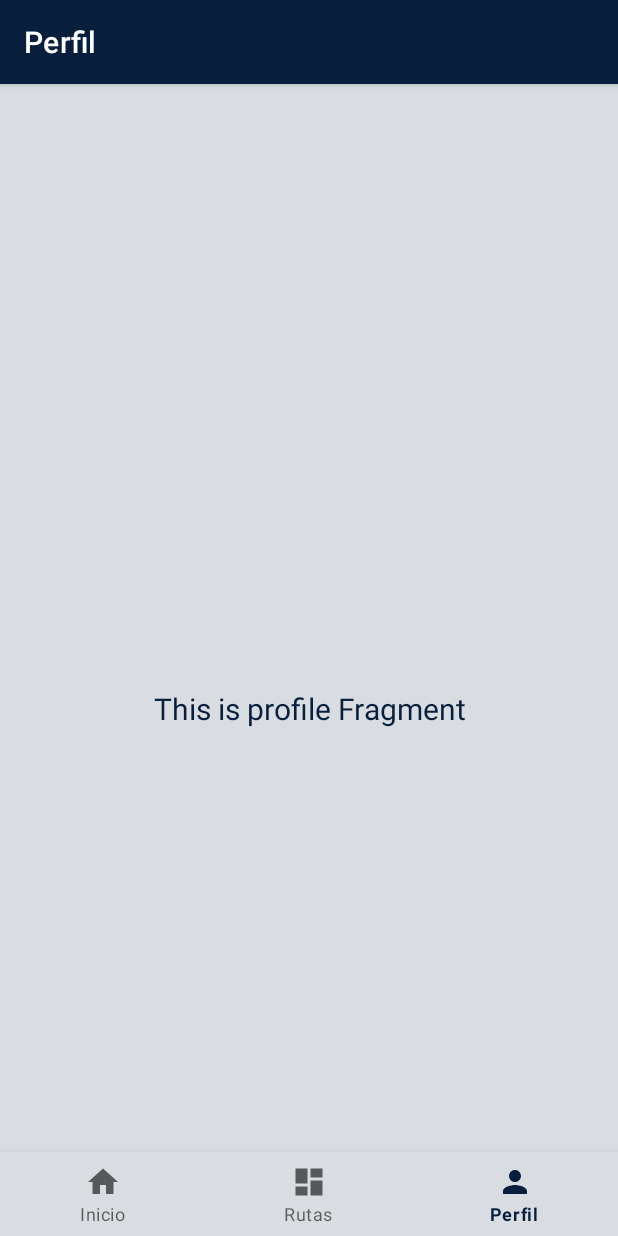
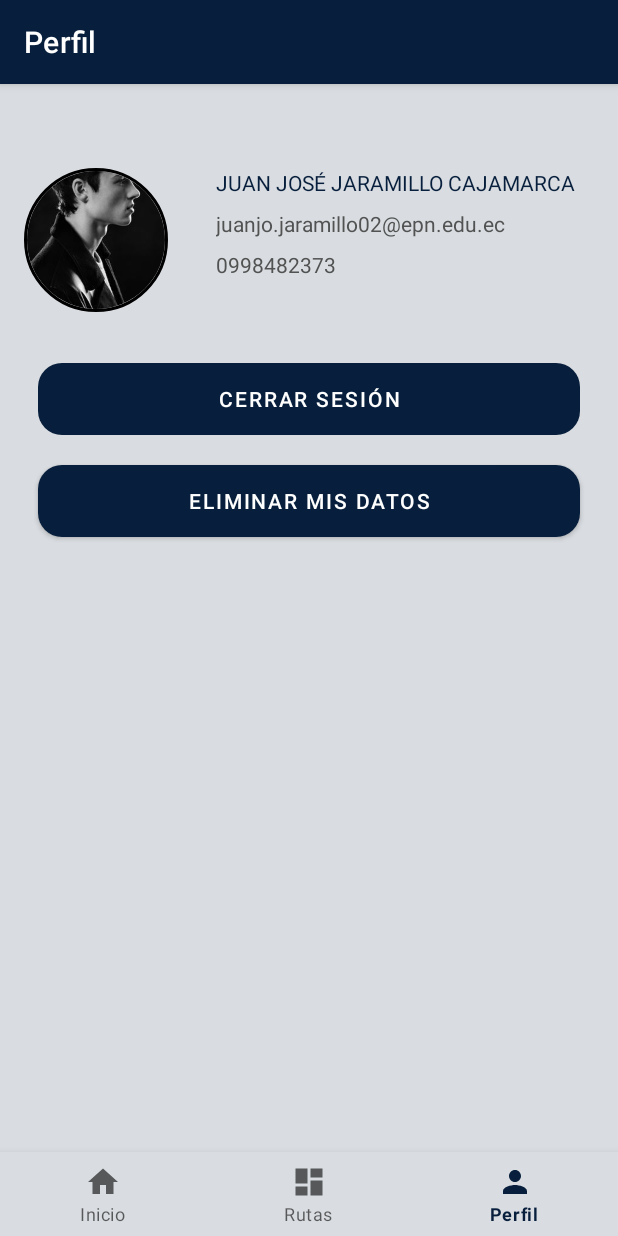
Before and after one commit to juanjodev02/Polimove, an Android app: the ProfileFragment screen opened through its navigation route, on a phone screen of 412 x 824 dp. Run offline under Robolectric (Android 15) with nearby library versions, the phone set to English and light mode, and no system bars; our stand-ins replace CircleImageView, navigation-ui.

Commit message:
Pantalla Profile Estudiante con Ruta reservada

```diff
--- a/app/src/main/java/com/example/polimove/ui/profile/ProfileFragment.kt
+++ b/app/src/main/java/com/example/polimove/ui/profile/ProfileFragment.kt
@@ -22,16 +22,27 @@ class ProfileFragment : Fragment() {
         container: ViewGroup?,
         savedInstanceState: Bundle?
     ): View {
-        val notificationsViewModel =
+        val profileViewModel =
             ViewModelProvider(this).get(ProfileViewModel::class.java)
 
         _binding = FragmentProfileBinding.inflate(inflater, container, false)
         val root: View = binding.root
 
-        val textView: TextView = binding.textNotifications
-        notificationsViewModel.text.observe(viewLifecycleOwner) {
-            textView.text = it
+        val textViewNomCompletoEst: TextView = binding.textViewNombreCompletoEst
+        profileViewModel.nombreCompletoEst.observe(viewLifecycleOwner) {
+            textViewNomCompletoEst.text = it
         }
+
+        val textViewCorreoEst: TextView = binding.textViewCorreoEst
+        profileViewModel.correoEst.observe(viewLifecycleOwner) {
+            textViewCorreoEst.text = it
+        }
+
+        val textViewCelularEst: TextView = binding.textViewCelularEst
+        profileViewModel.celularEst.observe(viewLifecycleOwner) {
+            textViewCelularEst.text = it
+        }
+
         return root
     }
 
--- a/app/src/main/java/com/example/polimove/ui/profile/ProfileViewModel.kt
+++ b/app/src/main/java/com/example/polimove/ui/profile/ProfileViewModel.kt
@@ -6,8 +6,22 @@ import androidx.lifecycle.ViewModel
 
 class ProfileViewModel : ViewModel() {
 
-    private val _text = MutableLiveData<String>().apply {
-        value = "This is profile Fragment"
+
+    private val _nombreCompletoEst = MutableLiveData<String>().apply {
+        value = "JUAN JOSÉ JARAMILLO CAJAMARCA"
     }
-    val text: LiveData<String> = _text
+    val nombreCompletoEst: LiveData<String> = _nombreCompletoEst
+
+    private val _correoEst = MutableLiveData<String>().apply {
+        value = "juanjo.jaramillo02@epn.edu.ec"
+    }
+    val correoEst: LiveData<String> = _correoEst
+
+    private val _celularEst = MutableLiveData<String>().apply {
+        value = "0998482373"
+    }
+    val celularEst: LiveData<String> = _celularEst
+
+
+
 }
--- /dev/null
+++ b/app/src/main/res/drawable/circle_border_button.xml
@@ -0,0 +1,7 @@
+<?xml version="1.0" encoding="utf-8"?>
+<shape xmlns:android="http://schemas.android.com/apk/res/android">
+
+    <corners android:radius="16dp"></corners>
+
+
+</shape>
--- /dev/null
+++ b/app/src/main/res/drawable/circle_border_button_delete.xml
@@ -0,0 +1,6 @@
+<?xml version="1.0" encoding="utf-8"?>
+<shape xmlns:android="http://schemas.android.com/apk/res/android">
+
+    <solid android:color="@color/secondary"></solid>
+    <corners android:radius="16dp"></corners>
+</shape>
--- a/app/src/main/res/layout/fragment_profile.xml
+++ b/app/src/main/res/layout/fragment_profile.xml
@@ -7,16 +7,88 @@
     tools:context=".ui.profile.ProfileFragment">
 
     <TextView
-        android:id="@+id/text_notifications"
-        android:layout_width="match_parent"
+        android:id="@+id/textViewNombreCompletoEst"
+        android:layout_width="0dp"
         android:layout_height="wrap_content"
-        android:layout_marginStart="8dp"
-        android:layout_marginTop="8dp"
-        android:layout_marginEnd="8dp"
-        android:textAlignment="center"
-        android:textSize="20sp"
-        app:layout_constraintBottom_toBottomOf="parent"
+        android:layout_marginStart="32dp"
+        android:layout_marginEnd="25dp"
+        android:autoSizeMaxTextSize="100sp"
+        android:autoSizeMinTextSize="12sp"
+        android:autoSizeStepGranularity="2sp"
+        android:autoSizeTextType="uniform"
+        android:textAlignment="textStart"
         app:layout_constraintEnd_toEndOf="parent"
+        app:layout_constraintStart_toEndOf="@+id/profile_image"
+        app:layout_constraintTop_toTopOf="parent" />
+
+    <de.hdodenhof.circleimageview.CircleImageView
+        android:id="@+id/profile_image"
+        android:layout_width="96dp"
+        android:layout_height="96dp"
+        android:layout_marginStart="16dp"
+        android:src="@drawable/profile"
+        app:civ_border_color="#FF000000"
+        app:civ_border_width="2dp"
         app:layout_constraintStart_toStartOf="parent"
         app:layout_constraintTop_toTopOf="parent" />
+
+    <TextView
+        android:id="@+id/textViewCorreoEst"
+        android:layout_width="0dp"
+        android:layout_height="wrap_content"
+        android:layout_marginStart="32dp"
+        android:layout_marginTop="8dp"
+        android:layout_marginEnd="25dp"
+        android:autoSizeMaxTextSize="100sp"
+        android:autoSizeMinTextSize="12sp"
+        android:autoSizeStepGranularity="2sp"
+        android:autoSizeTextType="uniform"
+        android:textAlignment="textStart"
+        android:textColor="#515252"
+        app:layout_constraintEnd_toEndOf="parent"
+        app:layout_constraintHorizontal_bias="0.0"
+        app:layout_constraintStart_toEndOf="@+id/profile_image"
+        app:layout_constraintTop_toBottomOf="@+id/textViewNombreCompletoEst" />
+
+    <TextView
+        android:id="@+id/textViewCelularEst"
+        android:layout_width="0dp"
+        android:layout_height="wrap_content"
+        android:layout_marginStart="32dp"
+        android:layout_marginTop="8dp"
+        android:layout_marginEnd="25dp"
+        android:textColor="#515252"
+        app:layout_constraintEnd_toEndOf="parent"
+        app:layout_constraintHorizontal_bias="0.0"
+        app:layout_constraintStart_toEndOf="@+id/profile_image"
+        app:layout_constraintTop_toBottomOf="@+id/textViewCorreoEst" />
+
+    <Button
+        android:id="@+id/buttonCerrarSesion"
+        android:layout_width="0dp"
+        android:layout_height="wrap_content"
+        android:layout_marginStart="25dp"
+        android:layout_marginTop="56dp"
+        android:layout_marginEnd="25dp"
+        android:text="@string/cerrar_sesion"
+        android:background="@drawable/circle_border_button"
+        app:layout_constraintEnd_toEndOf="parent"
+        app:layout_constraintHorizontal_bias="0.0"
+        app:layout_constraintStart_toStartOf="parent"
+        app:layout_constraintTop_toBottomOf="@+id/textViewCelularEst" />
+
+    <Button
+        android:id="@+id/buttonEliminar"
+        android:layout_width="0dp"
+        android:layout_height="wrap_content"
+        android:layout_marginStart="25dp"
+        android:layout_marginTop="20dp"
+        android:layout_marginEnd="25dp"
+        android:text="@string/eliminar_datos"
+        app:layout_constraintEnd_toEndOf="parent"
+        app:layout_constraintHorizontal_bias="0.0"
+        app:layout_constraintStart_toStartOf="parent"
+        android:background="@drawable/circle_border_button_delete"
+        app:layout_constraintTop_toBottomOf="@+id/buttonCerrarSesion" />
+
 </androidx.constraintlayout.widget.ConstraintLayout>
```
Also changed, not shown: app/src/main/res/drawable/profile.jpg (added).
